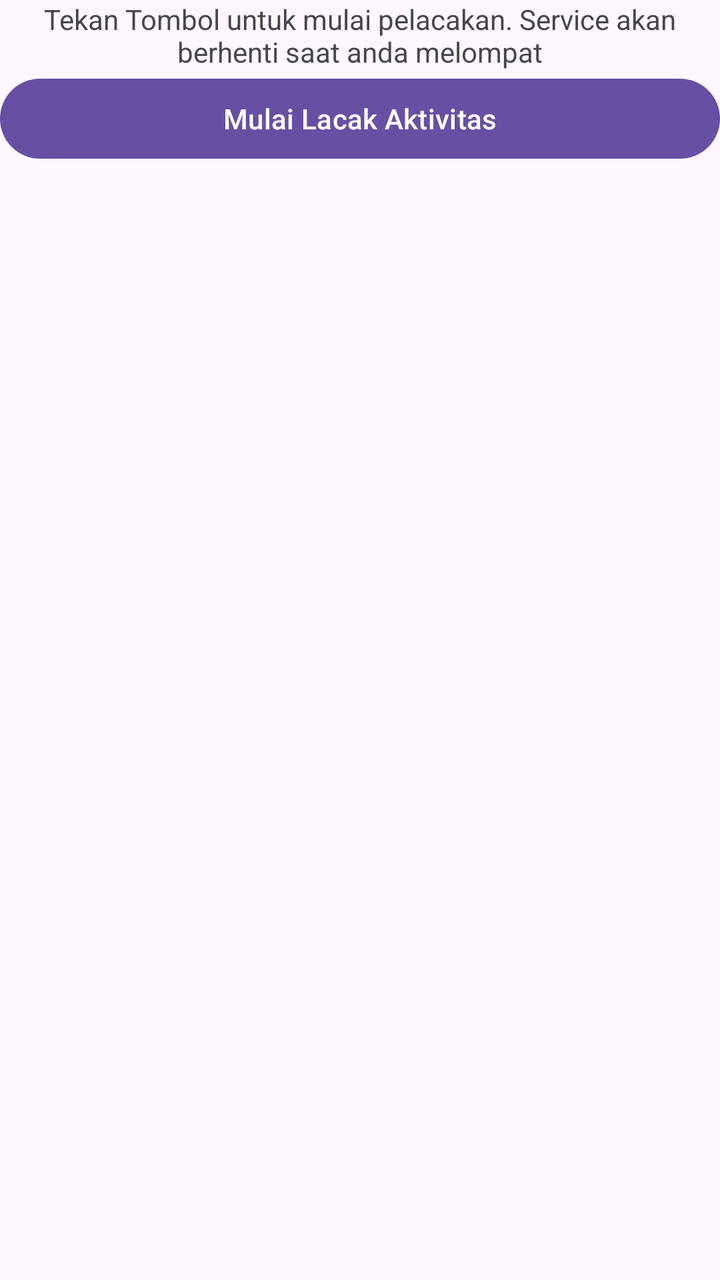
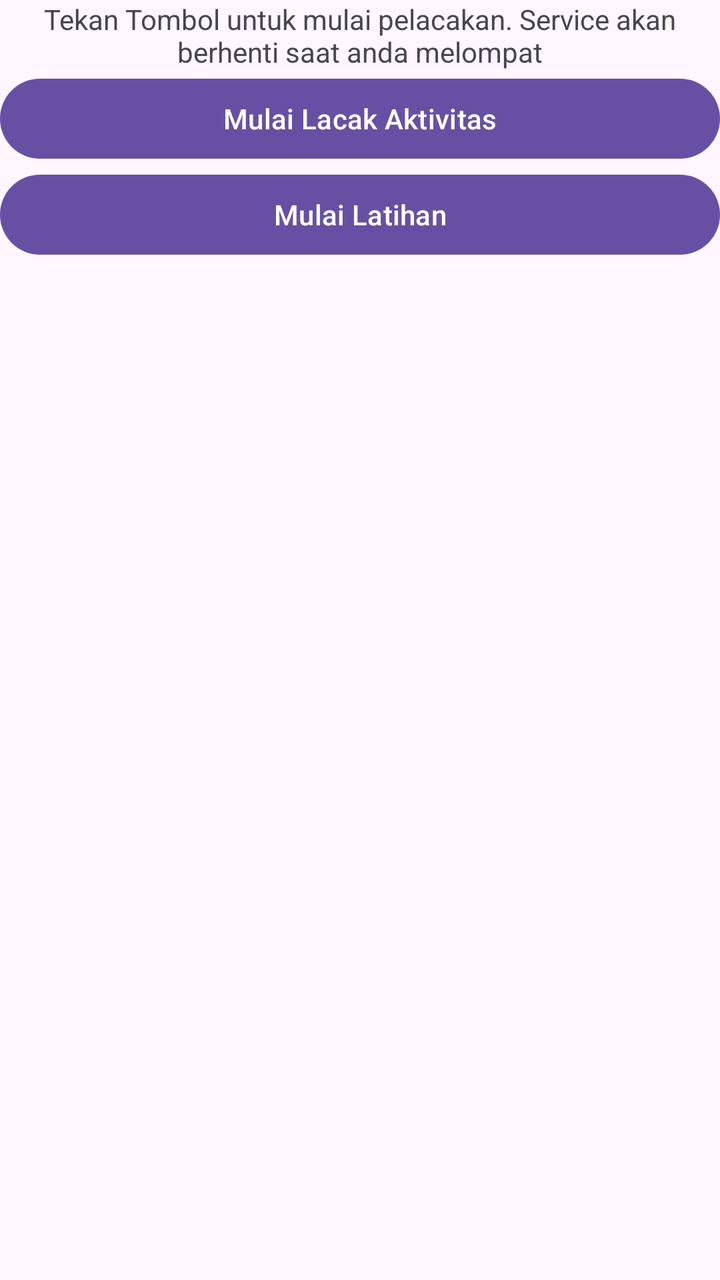

The first picture is an Android layout as it rendered before a commit; the second is the same layout after the commit. The layout source and the unified diff follow.
<!-- AndroidManifest.xml: application theme Theme.BackgroundServices -->
<!-- res/layout/activity_main.xml -->
<?xml version="1.0" encoding="utf-8"?>
<LinearLayout xmlns:android="http://schemas.android.com/apk/res/android"
    xmlns:app="http://schemas.android.com/apk/res-auto"
    xmlns:tools="http://schemas.android.com/tools"
    android:id="@+id/main"
    android:layout_width="match_parent"
    android:layout_height="match_parent"
    tools:context=".MainActivity"
    android:orientation="vertical"
    android:layout_marginTop="20dp">

    <TextView
        android:id="@+id/statusTextView"
        android:layout_width="404dp"
        android:layout_height="wrap_content"
        android:layout_gravity="center"
        android:text="Tekan Tombol untuk mulai pelacakan. Service akan berhenti saat anda melompat"
        android:textAlignment="center"
        android:paddingHorizontal="20dp"/>

    <Button
        android:id="@+id/btnStart"
        android:layout_width="match_parent"
        android:layout_height="wrap_content"
        android:text="Mulai Lacak Aktivitas"
        app:layout_constraintBottom_toBottomOf="parent"
        />

</LinearLayout>
<!-- resources referenced by this layout -->
<resources>
  <style name="Theme.BackgroundServices" parent="Base.Theme.BackgroundServices" />
  <style name="Base.Theme.BackgroundServices" parent="Theme.Material3.DayNight.NoActionBar">
          
          
      </style>
</resources>

<!-- the commit's change to res/layout/activity_main.xml (unified diff, before → after) -->
@@ -26,4 +26,10 @@
         app:layout_constraintBottom_toBottomOf="parent"
         />
 
+    <Button
+        android:id="@+id/btnLatihan"
+        android:layout_width="match_parent"
+        android:layout_height="wrap_content"
+        android:text="Mulai Latihan"/>
+
 </LinearLayout>
